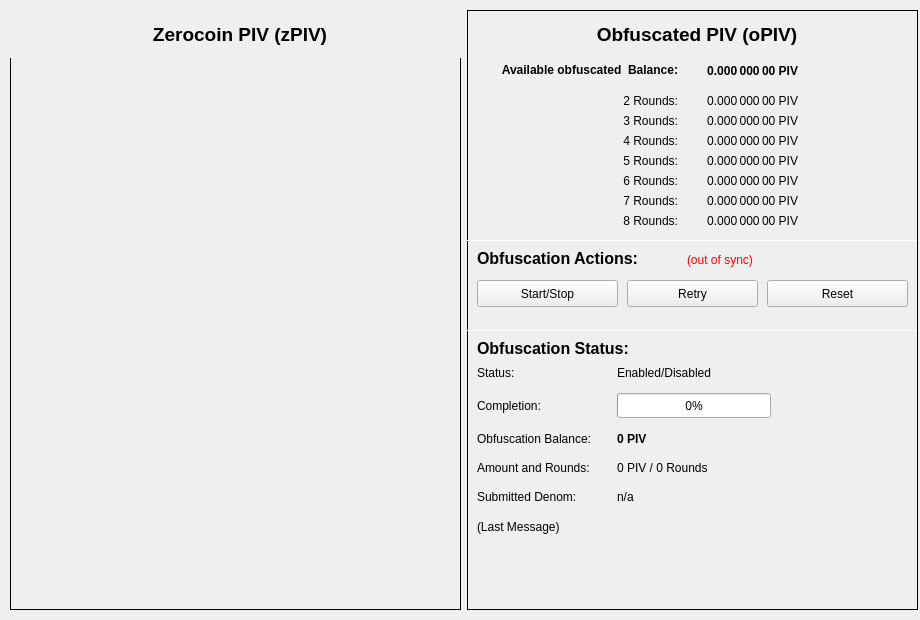
Qt form src/qt/forms/privacydialog.ui (eons-finance/ALQO) before a commit.
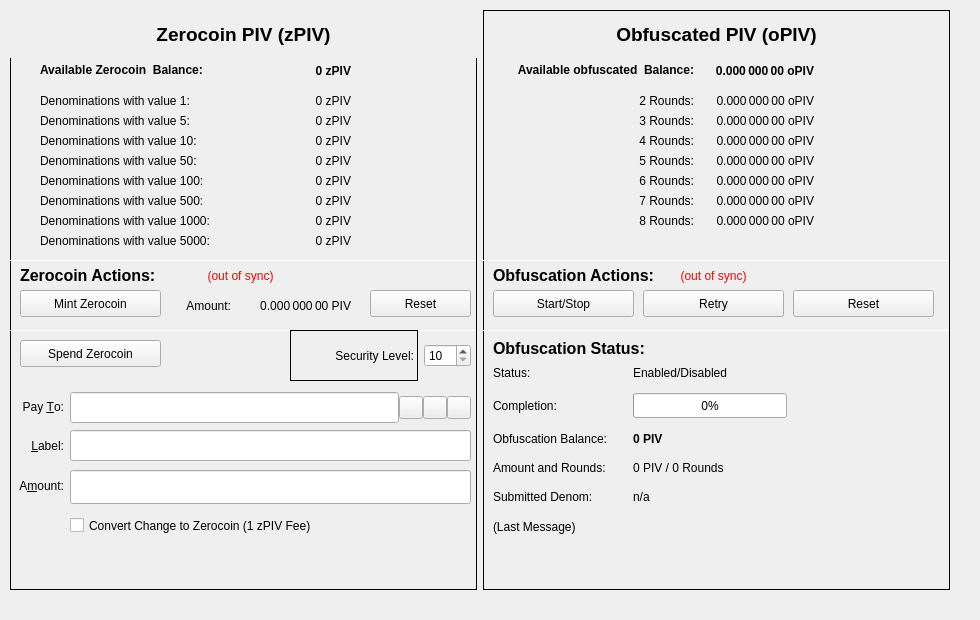
The same form after that commit. Icons and pictures are not drawn. Custom widgets are drawn as their Qt base class.

Commit message: [GUI] Zerocoin GUI: Privacy tab layout finished, zPIV checkbox for "Send" added.

Patch:
```diff
--- a/src/qt/forms/privacydialog.ui
+++ b/src/qt/forms/privacydialog.ui
@@ -6,16 +6,22 @@
    <rect>
     <x>0</x>
     <y>0</y>
-    <width>920</width>
+    <width>980</width>
     <height>620</height>
    </rect>
   </property>
+  <property name="sizePolicy">
+   <sizepolicy hsizetype="Maximum" vsizetype="Preferred">
+    <horstretch>0</horstretch>
+    <verstretch>0</verstretch>
+   </sizepolicy>
+  </property>
   <widget class="QWidget" name="horizontalLayoutWidget">
    <property name="geometry">
     <rect>
      <x>10</x>
      <y>10</y>
-     <width>908</width>
+     <width>972</width>
      <height>604</height>
     </rect>
    </property>
@@ -28,15 +34,15 @@
       <item>
        <widget class="QFrame" name="zFrame">
         <property name="sizePolicy">
-         <sizepolicy hsizetype="Preferred" vsizetype="Fixed">
+         <sizepolicy hsizetype="Fixed" vsizetype="Fixed">
           <horstretch>0</horstretch>
           <verstretch>0</verstretch>
          </sizepolicy>
         </property>
         <property name="minimumSize">
          <size>
-          <width>448</width>
-          <height>600</height>
+          <width>467</width>
+          <height>580</height>
          </size>
         </property>
         <property name="frameShape">
@@ -53,7 +59,7 @@
           <rect>
            <x>0</x>
            <y>0</y>
-           <width>460</width>
+           <width>467</width>
            <height>48</height>
           </rect>
          </property>
@@ -89,6 +95,713 @@
           <set>Qt::AlignCenter</set>
          </property>
         </widget>
+        <widget class="QLabel" name="labelzDenom4Amount">
+         <property name="geometry">
+          <rect>
+           <x>240</x>
+           <y>140</y>
+           <width>101</width>
+           <height>21</height>
+          </rect>
+         </property>
+         <property name="text">
+          <string>0 zPIV</string>
+         </property>
+         <property name="alignment">
+          <set>Qt::AlignRight|Qt::AlignTrailing|Qt::AlignVCenter</set>
+         </property>
+        </widget>
+        <widget class="QLabel" name="labelzDenom3Amount">
+         <property name="geometry">
+          <rect>
+           <x>240</x>
+           <y>120</y>
+           <width>101</width>
+           <height>21</height>
+          </rect>
+         </property>
+         <property name="text">
+          <string>0 zPIV</string>
+         </property>
+         <property name="alignment">
+          <set>Qt::AlignRight|Qt::AlignTrailing|Qt::AlignVCenter</set>
+         </property>
+        </widget>
+        <widget class="QLabel" name="labelzDenom2Amount">
+         <property name="geometry">
+          <rect>
+           <x>240</x>
+           <y>100</y>
+           <width>101</width>
+           <height>21</height>
+          </rect>
+         </property>
+         <property name="text">
+          <string>0 zPIV</string>
+         </property>
+         <property name="alignment">
+          <set>Qt::AlignRight|Qt::AlignTrailing|Qt::AlignVCenter</set>
+         </property>
+        </widget>
+        <widget class="QLabel" name="labelzDenom6Text">
+         <property name="geometry">
+          <rect>
+           <x>30</x>
+           <y>180</y>
+           <width>201</width>
+           <height>21</height>
+          </rect>
+         </property>
+         <property name="text">
+          <string>Denominations with value 500:</string>
+         </property>
+         <property name="alignment">
+          <set>Qt::AlignLeading|Qt::AlignLeft|Qt::AlignVCenter</set>
+         </property>
+        </widget>
+        <widget class="QLabel" name="labelzDenom6Amount">
+         <property name="geometry">
+          <rect>
+           <x>240</x>
+           <y>180</y>
+           <width>101</width>
+           <height>21</height>
+          </rect>
+         </property>
+         <property name="text">
+          <string>0 zPIV</string>
+         </property>
+         <property name="alignment">
+          <set>Qt::AlignRight|Qt::AlignTrailing|Qt::AlignVCenter</set>
+         </property>
+        </widget>
+        <widget class="QLabel" name="labelzDenom1Text">
+         <property name="geometry">
+          <rect>
+           <x>30</x>
+           <y>80</y>
+           <width>201</width>
+           <height>21</height>
+          </rect>
+         </property>
+         <property name="text">
+          <string>Denominations with value 1:</string>
+         </property>
+         <property name="alignment">
+          <set>Qt::AlignLeading|Qt::AlignLeft|Qt::AlignVCenter</set>
+         </property>
+        </widget>
+        <widget class="QLabel" name="labelzDenom4Text">
+         <property name="geometry">
+          <rect>
+           <x>30</x>
+           <y>140</y>
+           <width>201</width>
+           <height>21</height>
+          </rect>
+         </property>
+         <property name="text">
+          <string>Denominations with value 50:</string>
+         </property>
+         <property name="alignment">
+          <set>Qt::AlignLeading|Qt::AlignLeft|Qt::AlignVCenter</set>
+         </property>
+        </widget>
+        <widget class="QLabel" name="labelzDenom5Text">
+         <property name="geometry">
+          <rect>
+           <x>30</x>
+           <y>160</y>
+           <width>201</width>
+           <height>21</height>
+          </rect>
+         </property>
+         <property name="text">
+          <string>Denominations with value 100:</string>
+         </property>
+         <property name="alignment">
+          <set>Qt::AlignLeading|Qt::AlignLeft|Qt::AlignVCenter</set>
+         </property>
+        </widget>
+        <widget class="QLabel" name="labelzDenom3Text">
+         <property name="geometry">
+          <rect>
+           <x>30</x>
+           <y>120</y>
+           <width>201</width>
+           <height>21</height>
+          </rect>
+         </property>
+         <property name="text">
+          <string>Denominations with value 10:</string>
+         </property>
+         <property name="alignment">
+          <set>Qt::AlignLeading|Qt::AlignLeft|Qt::AlignVCenter</set>
+         </property>
+        </widget>
+        <widget class="QLabel" name="labelzAvailableAmount">
+         <property name="geometry">
+          <rect>
+           <x>240</x>
+           <y>50</y>
+           <width>101</width>
+           <height>21</height>
+          </rect>
+         </property>
+         <property name="font">
+          <font>
+           <weight>75</weight>
+           <bold>true</bold>
+          </font>
+         </property>
+         <property name="text">
+          <string>0 zPIV</string>
+         </property>
+         <property name="alignment">
+          <set>Qt::AlignRight|Qt::AlignTrailing|Qt::AlignVCenter</set>
+         </property>
+        </widget>
+        <widget class="QLabel" name="labelzDenom5Amount">
+         <property name="geometry">
+          <rect>
+           <x>240</x>
+           <y>160</y>
+           <width>101</width>
+           <height>21</height>
+          </rect>
+         </property>
+         <property name="text">
+          <string>0 zPIV</string>
+         </property>
+         <property name="alignment">
+          <set>Qt::AlignRight|Qt::AlignTrailing|Qt::AlignVCenter</set>
+         </property>
+        </widget>
+        <widget class="QLabel" name="labelzDenom1Amount">
+         <property name="geometry">
+          <rect>
+           <x>240</x>
+           <y>80</y>
+           <width>101</width>
+           <height>21</height>
+          </rect>
+         </property>
+         <property name="text">
+          <string>0 zPIV</string>
+         </property>
+         <property name="alignment">
+          <set>Qt::AlignRight|Qt::AlignTrailing|Qt::AlignVCenter</set>
+         </property>
+        </widget>
+        <widget class="QLabel" name="labelzDenom2Text">
+         <property name="geometry">
+          <rect>
+           <x>30</x>
+           <y>100</y>
+           <width>201</width>
+           <height>21</height>
+          </rect>
+         </property>
+         <property name="text">
+          <string>Denominations with value 5:</string>
+         </property>
+         <property name="alignment">
+          <set>Qt::AlignLeading|Qt::AlignLeft|Qt::AlignVCenter</set>
+         </property>
+        </widget>
+        <widget class="QLabel" name="labelzAvailableText">
+         <property name="geometry">
+          <rect>
+           <x>30</x>
+           <y>50</y>
+           <width>201</width>
+           <height>20</height>
+          </rect>
+         </property>
+         <property name="font">
+          <font>
+           <weight>75</weight>
+           <bold>true</bold>
+          </font>
+         </property>
+         <property name="text">
+          <string>Available Zerocoin  Balance:</string>
+         </property>
+         <property name="alignment">
+          <set>Qt::AlignLeading|Qt::AlignLeft|Qt::AlignVCenter</set>
+         </property>
+        </widget>
+        <widget class="QLabel" name="labelzDenom7Text">
+         <property name="geometry">
+          <rect>
+           <x>30</x>
+           <y>200</y>
+           <width>201</width>
+           <height>21</height>
+          </rect>
+         </property>
+         <property name="text">
+          <string>Denominations with value 1000:</string>
+         </property>
+         <property name="alignment">
+          <set>Qt::AlignLeading|Qt::AlignLeft|Qt::AlignVCenter</set>
+         </property>
+        </widget>
+        <widget class="QLabel" name="labelzDenom7Amount">
+         <property name="geometry">
+          <rect>
+           <x>240</x>
+           <y>200</y>
+           <width>101</width>
+           <height>21</height>
+          </rect>
+         </property>
+         <property name="text">
+          <string>0 zPIV</string>
+         </property>
+         <property name="alignment">
+          <set>Qt::AlignRight|Qt::AlignTrailing|Qt::AlignVCenter</set>
+         </property>
+        </widget>
+        <widget class="QLabel" name="labelzDenom8Text">
+         <property name="geometry">
+          <rect>
+           <x>30</x>
+           <y>220</y>
+           <width>201</width>
+           <height>21</height>
+          </rect>
+         </property>
+         <property name="text">
+          <string>Denominations with value 5000:</string>
+         </property>
+         <property name="alignment">
+          <set>Qt::AlignLeading|Qt::AlignLeft|Qt::AlignVCenter</set>
+         </property>
+        </widget>
+        <widget class="QLabel" name="labelzDenom8Amount">
+         <property name="geometry">
+          <rect>
+           <x>240</x>
+           <y>220</y>
+           <width>101</width>
+           <height>21</height>
+          </rect>
+         </property>
+         <property name="text">
+          <string>0 zPIV</string>
+         </property>
+         <property name="alignment">
+          <set>Qt::AlignRight|Qt::AlignTrailing|Qt::AlignVCenter</set>
+         </property>
+        </widget>
+        <widget class="Line" name="linez1">
+         <property name="geometry">
+          <rect>
+           <x>0</x>
+           <y>250</y>
+           <width>467</width>
+           <height>1</height>
+          </rect>
+         </property>
+         <property name="orientation">
+          <enum>Qt::Horizontal</enum>
+         </property>
+        </widget>
+        <widget class="QLabel" name="labelzPIVActions">
+         <property name="geometry">
+          <rect>
+           <x>10</x>
+           <y>250</y>
+           <width>181</width>
+           <height>31</height>
+          </rect>
+         </property>
+         <property name="font">
+          <font>
+           <pointsize>12</pointsize>
+           <weight>75</weight>
+           <bold>true</bold>
+          </font>
+         </property>
+         <property name="text">
+          <string>Zerocoin Actions:</string>
+         </property>
+         <property name="alignment">
+          <set>Qt::AlignLeading|Qt::AlignLeft|Qt::AlignVCenter</set>
+         </property>
+        </widget>
+        <widget class="QLabel" name="labelzPIVSyncStatus">
+         <property name="geometry">
+          <rect>
+           <x>190</x>
+           <y>250</y>
+           <width>81</width>
+           <height>31</height>
+          </rect>
+         </property>
+         <property name="toolTip">
+          <string>The displayed information may be out of date. Your wallet automatically synchronizes with the PIVX network after a connection is established, but this process has not completed yet.</string>
+         </property>
+         <property name="styleSheet">
+          <string notr="true">QLabel { color: red; }</string>
+         </property>
+         <property name="text">
+          <string notr="true">(out of sync)</string>
+         </property>
+         <property name="alignment">
+          <set>Qt::AlignCenter</set>
+         </property>
+        </widget>
+        <widget class="QPushButton" name="pushButtonMintzPIV">
+         <property name="geometry">
+          <rect>
+           <x>10</x>
+           <y>280</y>
+           <width>141</width>
+           <height>27</height>
+          </rect>
+         </property>
+         <property name="toolTip">
+          <string>Enter an amount of Piv to convert to zPiv</string>
+         </property>
+         <property name="text">
+          <string>Mint Zerocoin</string>
+         </property>
+        </widget>
+        <widget class="QLabel" name="labelzPIVAmountValue">
+         <property name="geometry">
+          <rect>
+           <x>230</x>
+           <y>280</y>
+           <width>111</width>
+           <height>31</height>
+          </rect>
+         </property>
+         <property name="toolTip">
+          <string>Enter an amount of Piv to convert to zPiv</string>
+         </property>
+         <property name="text">
+          <string>0.000 000 00 PIV</string>
+         </property>
+         <property name="alignment">
+          <set>Qt::AlignRight|Qt::AlignTrailing|Qt::AlignVCenter</set>
+         </property>
+        </widget>
+        <widget class="QLabel" name="labelzPIVAmountText">
+         <property name="geometry">
+          <rect>
+           <x>160</x>
+           <y>280</y>
+           <width>61</width>
+           <height>31</height>
+          </rect>
+         </property>
+         <property name="text">
+          <string>Amount:</string>
+         </property>
+         <property name="alignment">
+          <set>Qt::AlignRight|Qt::AlignTrailing|Qt::AlignVCenter</set>
+         </property>
+        </widget>
+        <widget class="QPushButton" name="pushButtonMintReset">
+         <property name="geometry">
+          <rect>
+           <x>360</x>
+           <y>280</y>
+           <width>101</width>
+           <height>27</height>
+          </rect>
+         </property>
+         <property name="toolTip">
+          <string>Reset Zerocoin Minting</string>
+         </property>
+         <property name="text">
+          <string>Reset</string>
+         </property>
+        </widget>
+        <widget class="Line" name="linez2">
+         <property name="geometry">
+          <rect>
+           <x>0</x>
+           <y>320</y>
+           <width>467</width>
+           <height>1</height>
+          </rect>
+         </property>
+         <property name="orientation">
+          <enum>Qt::Horizontal</enum>
+         </property>
+        </widget>
+        <widget class="QPushButton" name="pushButtonSpendzPIV">
+         <property name="geometry">
+          <rect>
+           <x>10</x>
+           <y>330</y>
+           <width>141</width>
+           <height>27</height>
+          </rect>
+         </property>
+         <property name="toolTip">
+          <string>Enter an amount of Piv to convert to zPiv</string>
+         </property>
+         <property name="text">
+          <string>Spend Zerocoin</string>
+         </property>
+        </widget>
+        <widget class="QLineEdit" name="addAsLabel">
+         <property name="geometry">
+          <rect>
+           <x>60</x>
+           <y>420</y>
+           <width>401</width>
+           <height>31</height>
+          </rect>
+         </property>
+         <property name="toolTip">
+          <string>Enter a label for this address to add it to the list of used addresses</string>
+         </property>
+        </widget>
+        <widget class="QWidget" name="layoutWidget">
+         <property name="geometry">
+          <rect>
+           <x>60</x>
+           <y>380</y>
+           <width>401</width>
+           <height>36</height>
+          </rect>
+         </property>
+         <layout class="QHBoxLayout" name="payToLayout">
+          <property name="spacing">
+           <number>0</number>
+          </property>
+          <item>
+           <widget class="QValidatedLineEdit" name="payTo">
+            <property name="minimumSize">
+             <size>
+              <width>0</width>
+              <height>31</height>
+             </size>
+            </property>
+            <property name="toolTip">
+             <string>The PIVX address to send the payment to</string>
+            </property>
+           </widget>
+          </item>
+          <item>
+           <widget class="QToolButton" name="addressBookButton">
+            <property name="toolTip">
+             <string>Choose previously used address</string>
+            </property>
+            <property name="text">
+             <string/>
+            </property>
+            <property name="icon">
+             <iconset resource="../pivx.qrc">
+              <normaloff>:/icons/address-book</normaloff>:/icons/address-book</iconset>
+            </property>
+            <property name="shortcut">
+             <string>Alt+A</string>
+            </property>
+           </widget>
+          </item>
+          <item>
+           <widget class="QToolButton" name="pasteButton">
+            <property name="toolTip">
+             <string>Paste address from clipboard</string>
+            </property>
+            <property name="text">
+             <string/>
+            </property>
+            <property name="icon">
+             <iconset resource="../pivx.qrc">
+              <normaloff>:/icons/editpaste</normaloff>:/icons/editpaste</iconset>
+            </property>
+            <property name="shortcut">
+             <string>Alt+P</string>
+            </property>
+           </widget>
+          </item>
+          <item>
+           <widget class="QToolButton" name="deleteButton">
+            <property name="toolTip">
+             <string>Remove this entry</string>
+            </property>
+            <property name="text">
+             <string/>
+            </property>
+            <property name="icon">
+             <iconset resource="../pivx.qrc">
+              <normaloff>:/icons/remove</normaloff>:/icons/remove</iconset>
+            </property>
+           </widget>
+          </item>
+         </layout>
+        </widget>
+        <widget class="QLabel" name="labelLabel">
+         <property name="geometry">
+          <rect>
+           <x>0</x>
+           <y>420</y>
+           <width>54</width>
+           <height>31</height>
+          </rect>
+         </property>
+         <property name="text">
+          <string>&amp;Label:</string>
+         </property>
+         <property name="alignment">
+          <set>Qt::AlignRight|Qt::AlignTrailing|Qt::AlignVCenter</set>
+         </property>
+         <property name="buddy">
+          <cstring>addAsLabel</cstring>
+         </property>
+        </widget>
+        <widget class="BitcoinAmountField" name="payAmount">
+         <property name="geometry">
+          <rect>
+           <x>60</x>
+           <y>460</y>
+           <width>401</width>
+           <height>34</height>
+          </rect>
+         </property>
+        </widget>
+        <widget class="QLabel" name="payToLabel">
+         <property name="geometry">
+          <rect>
+           <x>0</x>
+           <y>382</y>
+           <width>54</width>
+           <height>30</height>
+          </rect>
+         </property>
+         <property name="text">
+          <string>Pay &amp;To:</string>
+         </property>
+         <property name="alignment">
+          <set>Qt::AlignRight|Qt::AlignTrailing|Qt::AlignVCenter</set>
+         </property>
+         <property name="buddy">
+          <cstring>payTo</cstring>
+         </property>
+        </widget>
+        <widget class="QLabel" name="amountLabel">
+         <property name="geometry">
+          <rect>
+           <x>0</x>
+           <y>460</y>
+           <width>54</width>
+           <height>31</height>
+          </rect>
+         </property>
+         <property name="text">
+          <string>A&amp;mount:</string>
+         </property>
+         <property name="alignment">
+          <set>Qt::AlignRight|Qt::AlignTrailing|Qt::AlignVCenter</set>
+         </property>
+         <property name="buddy">
+          <cstring>payAmount</cstring>
+         </property>
+        </widget>
+        <widget class="QWidget" name="layoutWidget_2">
+         <property name="geometry">
+          <rect>
+           <x>280</x>
+           <y>320</y>
+           <width>181</width>
+           <height>51</height>
+          </rect>
+         </property>
+         <layout class="QHBoxLayout" name="securityLevelLayout">
+          <item>
+           <widget class="QLabel" name="labelSecurityLevel">
+            <property name="toolTip">
+             <string>Percentage of incoming PIV which get automatically converted to zPIV via Zerocoin Protocol (min: 10%)</string>
+            </property>
+            <property name="frameShape">
+             <enum>QFrame::Box</enum>
+            </property>
+            <property name="text">
+             <string>Security Level:</string>
+            </property>
+            <property name="alignment">
+             <set>Qt::AlignRight|Qt::AlignTrailing|Qt::AlignVCenter</set>
+            </property>
+           </widget>
+          </item>
+          <item>
+           <widget class="QSpinBox" name="securityLevel">
+            <property name="sizePolicy">
+             <sizepolicy hsizetype="Fixed" vsizetype="Fixed">
+              <horstretch>0</horstretch>
+              <verstretch>0</verstretch>
+             </sizepolicy>
+            </property>
+            <property name="buttonSymbols">
+             <enum>QAbstractSpinBox::UpDownArrows</enum>
+            </property>
+            <property name="minimum">
+             <number>10</number>
+            </property>
+            <property name="maximum">
+             <number>100</number>
+            </property>
+           </widget>
+          </item>
+         </layout>
+        </widget>
+        <widget class="QCheckBox" name="checkBoxMintChange">
+         <property name="geometry">
+          <rect>
+           <x>60</x>
+           <y>500</y>
+           <width>401</width>
+           <height>31</height>
+          </rect>
+         </property>
+         <property name="text">
+          <string>Convert Change to Zerocoin (1 zPIV Fee)</string>
+         </property>
+        </widget>
+        <zorder>zPIVLabel</zorder>
+        <zorder>labelzDenom4Amount</zorder>
+        <zorder>labelzDenom3Amount</zorder>
+        <zorder>labelzDenom2Amount</zorder>
+        <zorder>labelzDenom6Text</zorder>
+        <zorder>labelzDenom6Amount</zorder>
+        <zorder>labelzDenom1Text</zorder>
+        <zorder>labelzDenom4Text</zorder>
+        <zorder>labelzDenom5Text</zorder>
+        <zorder>labelzDenom3Text</zorder>
+        <zorder>labelzAvailableAmount</zorder>
+        <zorder>labelzDenom5Amount</zorder>
+        <zorder>labelzDenom1Amount</zorder>
+        <zorder>labelzDenom2Text</zorder>
+        <zorder>labelzAvailableText</zorder>
+        <zorder>labelzDenom7Text</zorder>
+        <zorder>labelzDenom7Amount</zorder>
+        <zorder>labelzDenom8Text</zorder>
+        <zorder>labelzDenom8Amount</zorder>
+        <zorder>linez1</zorder>
+        <zorder>labelzPIVActions</zorder>
+        <zorder>labelzPIVSyncStatus</zorder>
+        <zorder>pushButtonMintzPIV</zorder>
+        <zorder>labelzPIVAmountValue</zorder>
+        <zorder>labelzPIVAmountText</zorder>
+        <zorder>pushButtonMintReset</zorder>
+        <zorder>linez2</zorder>
+        <zorder>pushButtonSpendzPIV</zorder>
+        <zorder>addAsLabel</zorder>
+        <zorder>layoutWidget</zorder>
+        <zorder>labelLabel</zorder>
+        <zorder>payAmount</zorder>
+        <zorder>payToLabel</zorder>
+        <zorder>amountLabel</zorder>
+        <zorder>layoutWidget_2</zorder>
+        <zorder>checkBoxMintChange</zorder>
+        <zorder>labelSecurityLevel</zorder>
        </widget>
       </item>
      </layout>
@@ -98,15 +811,15 @@
       <item>
        <widget class="QFrame" name="oFrame">
         <property name="sizePolicy">
-         <sizepolicy hsizetype="Preferred" vsizetype="Fixed">
+         <sizepolicy hsizetype="Fixed" vsizetype="Fixed">
           <horstretch>0</horstretch>
           <verstretch>0</verstretch>
          </sizepolicy>
         </property>
         <property name="minimumSize">
          <size>
-          <width>448</width>
-          <height>600</height>
+          <width>467</width>
+          <height>580</height>
          </size>
         </property>
         <property name="frameShape">
@@ -120,7 +833,7 @@
           <rect>
            <x>0</x>
            <y>0</y>
-           <width>460</width>
+           <width>467</width>
            <height>48</height>
           </rect>
          </property>
@@ -303,7 +1016,7 @@
           </font>
          </property>
          <property name="text">
-          <string>0.000 000 00 PIV</string>
+          <string>0.000 000 00 oPIV</string>
          </property>
          <property name="alignment">
           <set>Qt::AlignRight|Qt::AlignTrailing|Qt::AlignVCenter</set>
@@ -319,7 +1032,7 @@
           </rect>
          </property>
          <property name="text">
-          <string>0.000 000 00 PIV</string>
+          <string>0.000 000 00 oPIV</string>
          </property>
          <property name="alignment">
           <set>Qt::AlignRight|Qt::AlignTrailing|Qt::AlignVCenter</set>
@@ -335,7 +1048,7 @@
           </rect>
          </property>
          <property name="text">
-          <string>0.000 000 00 PIV</string>
+          <string>0.000 000 00 oPIV</string>
          </property>
          <property name="alignment">
           <set>Qt::AlignRight|Qt::AlignTrailing|Qt::AlignVCenter</set>
@@ -351,7 +1064,7 @@
           </rect>
          </property>
          <property name="text">
-          <string>0.000 000 00 PIV</string>
+          <string>0.000 000 00 oPIV</string>
          </property>
          <property name="alignment">
           <set>Qt::AlignRight|Qt::AlignTrailing|Qt::AlignVCenter</set>
@@ -367,7 +1080,7 @@
           </rect>
          </property>
          <property name="text">
-          <string>0.000 000 00 PIV</string>
+          <string>0.000 000 00 oPIV</string>
          </property>
          <property name="alignment">
           <set>Qt::AlignRight|Qt::AlignTrailing|Qt::AlignVCenter</set>
@@ -383,7 +1096,7 @@
           </rect>
          </property>
          <property name="text">
-          <string>0.000 000 00 PIV</string>
+          <string>0.000 000 00 oPIV</string>
          </property>
          <property name="alignment">
           <set>Qt::AlignRight|Qt::AlignTrailing|Qt::AlignVCenter</set>
@@ -399,7 +1112,7 @@
           </rect>
          </property>
          <property name="text">
-          <string>0.000 000 00 PIV</string>
+          <string>0.000 000 00 oPIV</string>
          </property>
          <property name="alignment">
           <set>Qt::AlignRight|Qt::AlignTrailing|Qt::AlignVCenter</set>
@@ -415,7 +1128,7 @@
           </rect>
          </property>
          <property name="text">
-          <string>0.000 000 00 PIV</string>
+          <string>0.000 000 00 oPIV</string>
          </property>
          <property name="alignment">
           <set>Qt::AlignRight|Qt::AlignTrailing|Qt::AlignVCenter</set>
@@ -425,7 +1138,7 @@
          <property name="geometry">
           <rect>
            <x>10</x>
-           <y>270</y>
+           <y>280</y>
            <width>141</width>
            <height>27</height>
           </rect>
@@ -438,8 +1151,8 @@
          <property name="geometry">
           <rect>
            <x>160</x>
-           <y>270</y>
-           <width>131</width>
+           <y>280</y>
+           <width>141</width>
            <height>27</height>
           </rect>
          </property>
@@ -450,8 +1163,8 @@
         <widget class="QPushButton" name="pushButtonResetMixing">
          <property name="geometry">
           <rect>
-           <x>300</x>
-           <y>270</y>
+           <x>310</x>
+           <y>280</y>
            <width>141</width>
            <height>27</height>
           </rect>
@@ -464,9 +1177,9 @@
          <property name="geometry">
           <rect>
            <x>10</x>
-           <y>240</y>
-           <width>201</width>
-           <height>17</height>
+           <y>250</y>
+           <width>181</width>
+           <height>31</height>
           </rect>
          </property>
          <property name="font">
@@ -510,8 +1223,8 @@
          <property name="geometry">
           <rect>
            <x>0</x>
-           <y>230</y>
-           <width>451</width>
+           <y>250</y>
+           <width>467</width>
            <height>1</height>
           </rect>
          </property>
@@ -524,7 +1237,7 @@
           <rect>
            <x>0</x>
            <y>320</y>
-           <width>451</width>
+           <width>467</width>
            <height>1</height>
           </rect>
          </property>
@@ -537,7 +1250,7 @@
           <rect>
            <x>9</x>
            <y>349</y>
-           <width>431</width>
+           <width>461</width>
            <height>241</height>
           </rect>
          </property>
@@ -693,7 +1406,7 @@
           <rect>
            <x>10</x>
            <y>510</y>
-           <width>421</width>
+           <width>451</width>
            <height>71</height>
           </rect>
          </property>
@@ -716,10 +1429,10 @@
         <widget class="QLabel" name="labelObfuscationSyncStatus">
          <property name="geometry">
           <rect>
-           <x>220</x>
-           <y>240</y>
-           <width>69</width>
-           <height>20</height>
+           <x>190</x>
+           <y>250</y>
+           <width>81</width>
+           <height>31</height>
           </rect>
          </property>
          <property name="toolTip">
@@ -732,7 +1445,7 @@
           <string notr="true">(out of sync)</string>
          </property>
          <property name="alignment">
-          <set>Qt::AlignLeading|Qt::AlignLeft|Qt::AlignVCenter</set>
+          <set>Qt::AlignCenter</set>
          </property>
         </widget>
        </widget>
@@ -742,6 +1455,18 @@
    </layout>
   </widget>
  </widget>
+ <customwidgets>
+  <customwidget>
+   <class>QValidatedLineEdit</class>
+   <extends>QLineEdit</extends>
+   <header>qvalidatedlineedit.h</header>
+  </customwidget>
+  <customwidget>
+   <class>BitcoinAmountField</class>
+   <extends>QLineEdit</extends>
+   <header>bitcoinamountfield.h</header>
+  </customwidget>
+ </customwidgets>
  <resources>
   <include location="../pivx.qrc"/>
  </resources>
```
The commit also changes 4 other files.
